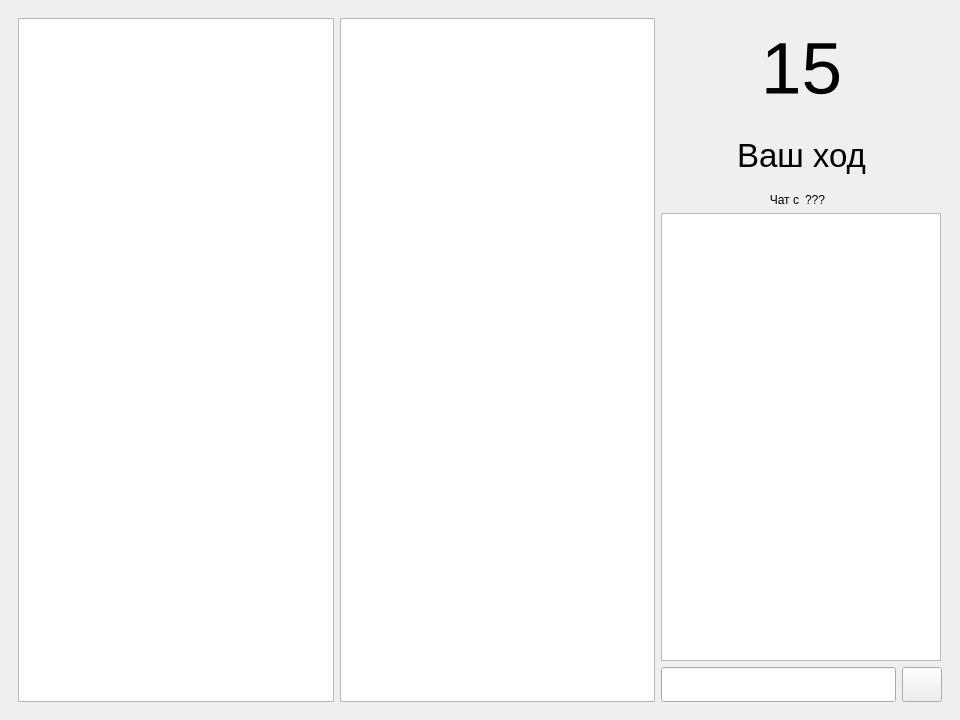
Bananka123321/Sea_Battle, file Sea_Battle_Client/UI/mainwindow.ui: the form before one commit.
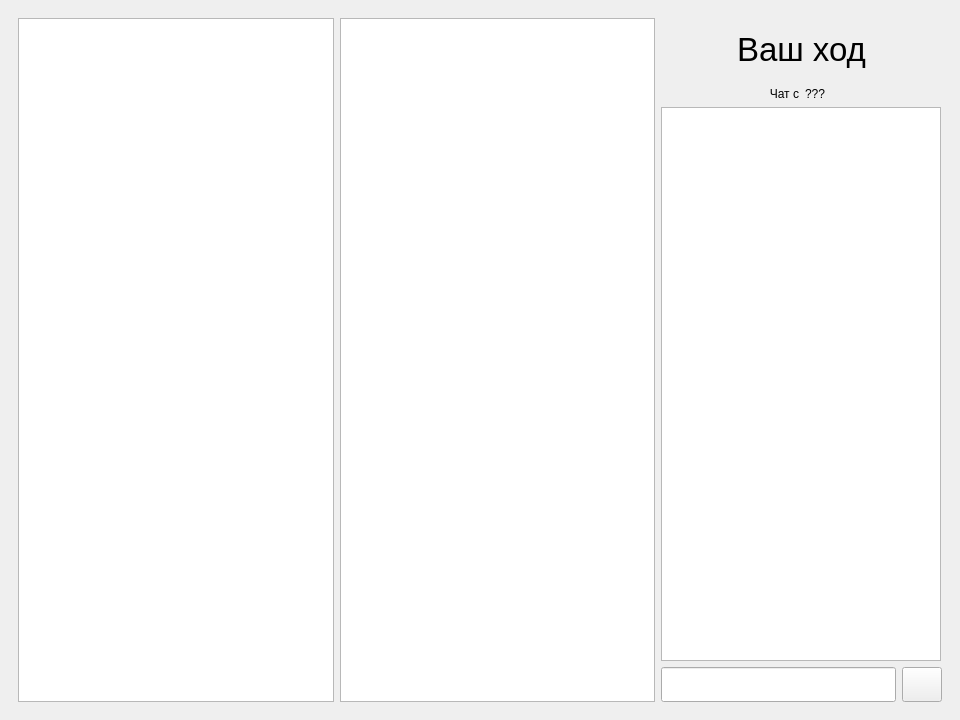
The form after the commit. The open tabs and pages were chosen to show the change. Icons and pictures are not drawn.

What changed in the file:
```diff
--- a/Sea_Battle_Client/UI/mainwindow.ui
+++ b/Sea_Battle_Client/UI/mainwindow.ui
@@ -837,33 +837,6 @@
             </item>
             <item>
              <layout class="QVBoxLayout" name="verticalLayout_4">
-              <item>
-               <widget class="QLabel" name="TimerLabel">
-                <property name="minimumSize">
-                 <size>
-                  <width>0</width>
-                  <height>100</height>
-                 </size>
-                </property>
-                <property name="maximumSize">
-                 <size>
-                  <width>300</width>
-                  <height>100</height>
-                 </size>
-                </property>
-                <property name="font">
-                 <font>
-                  <pointsize>55</pointsize>
-                 </font>
-                </property>
-                <property name="text">
-                 <string>15</string>
-                </property>
-                <property name="alignment">
-                 <set>Qt::AlignmentFlag::AlignCenter</set>
-                </property>
-               </widget>
-              </item>
               <item>
                <widget class="QLabel" name="MoveLabel">
                 <property name="minimumSize">
```
